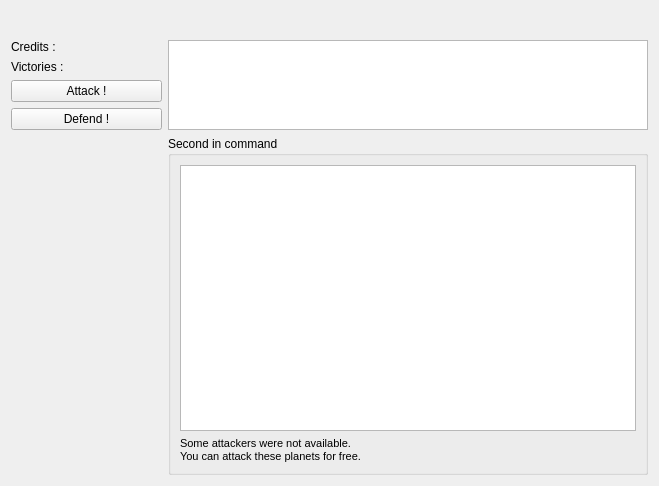
IDragonfire/modular-client, file src/_res/galacticwar/infopanel.ui: the form before one commit.
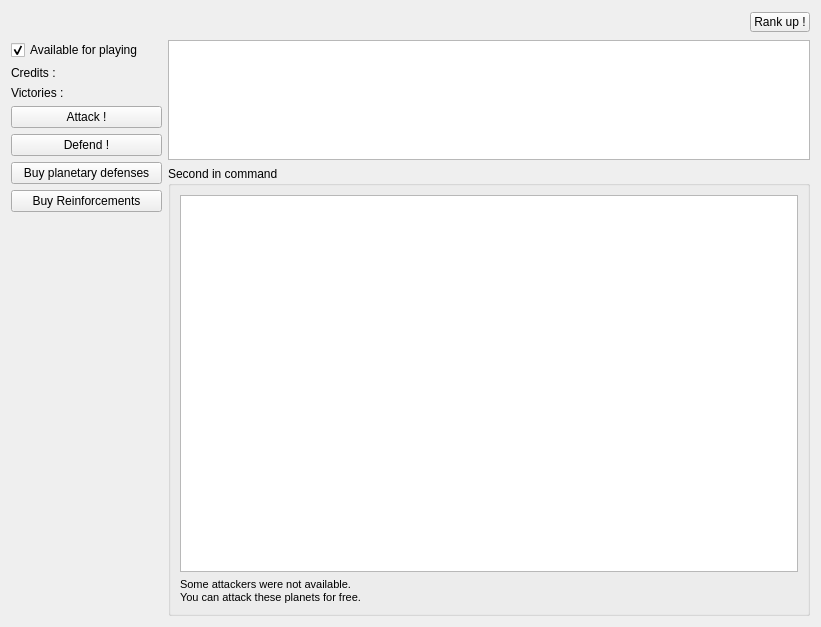
The form after the commit.

Diff of the .ui file:
```diff
--- a/src/_res/galacticwar/infopanel.ui
+++ b/src/_res/galacticwar/infopanel.ui
@@ -6,8 +6,8 @@
    <rect>
     <x>0</x>
     <y>0</y>
-    <width>659</width>
-    <height>486</height>
+    <width>821</width>
+    <height>627</height>
    </rect>
   </property>
   <property name="windowTitle">
@@ -18,6 +18,8 @@
   </property>
   <layout class="QGridLayout" name="gridLayout_2">
    <item row="0" column="0" colspan="2">
+    <layout class="QHBoxLayout" name="horizontalLayout_3">
+     <item>
     <widget class="QLabel" name="nameLabel">
      <property name="font">
       <font>
@@ -29,8 +31,49 @@
      </property>
     </widget>
    </item>
+     <item>
+      <widget class="QPushButton" name="rankUpButton">
+       <property name="minimumSize">
+        <size>
+         <width>60</width>
+         <height>20</height>
+        </size>
+       </property>
+       <property name="maximumSize">
+        <size>
+         <width>60</width>
+         <height>20</height>
+        </size>
+       </property>
+       <property name="toolTip">
+        <string>Ranking up allows your avatar to have access to new abilities and map intel !</string>
+       </property>
+       <property name="text">
+        <string>Rank up !</string>
+       </property>
+      </widget>
+     </item>
+    </layout>
+   </item>
    <item row="1" column="0">
     <layout class="QVBoxLayout" name="verticalLayout_2">
+     <item>
+      <widget class="QCheckBox" name="awayBox">
+       <property name="toolTip">
+        <string>When unchecked, the game won't throw you in a game.
+Be careful that if you are not available for playing when one of your attack is defended, you will lose it immediatly !</string>
+       </property>
+       <property name="text">
+        <string>Available for playing</string>
+       </property>
+       <property name="checkable">
+        <bool>true</bool>
+       </property>
+       <property name="checked">
+        <bool>true</bool>
+       </property>
+      </widget>
+     </item>
      <item>
       <layout class="QHBoxLayout" name="horizontalLayout">
        <item>
@@ -131,6 +174,20 @@
        </property>
       </widget>
      </item>
+     <item>
+      <widget class="QPushButton" name="planetaryDefensesButton">
+       <property name="text">
+        <string>Buy planetary defenses</string>
+       </property>
+      </widget>
+     </item>
+     <item>
+      <widget class="QPushButton" name="reinforcementButton">
+       <property name="text">
+        <string>Buy Reinforcements</string>
+       </property>
+      </widget>
+     </item>
      <item>
       <spacer name="verticalSpacer">
        <property name="orientation">
@@ -150,10 +207,16 @@
     <layout class="QVBoxLayout" name="verticalLayout">
      <item>
       <widget class="QListWidget" name="attackListWidget">
+       <property name="minimumSize">
+        <size>
+         <width>0</width>
+         <height>120</height>
+        </size>
+       </property>
        <property name="maximumSize">
         <size>
          <width>16777215</width>
-         <height>90</height>
+         <height>120</height>
         </size>
        </property>
       </widget>
```
Lines whose indentation alone changed are shown as unchanged.
